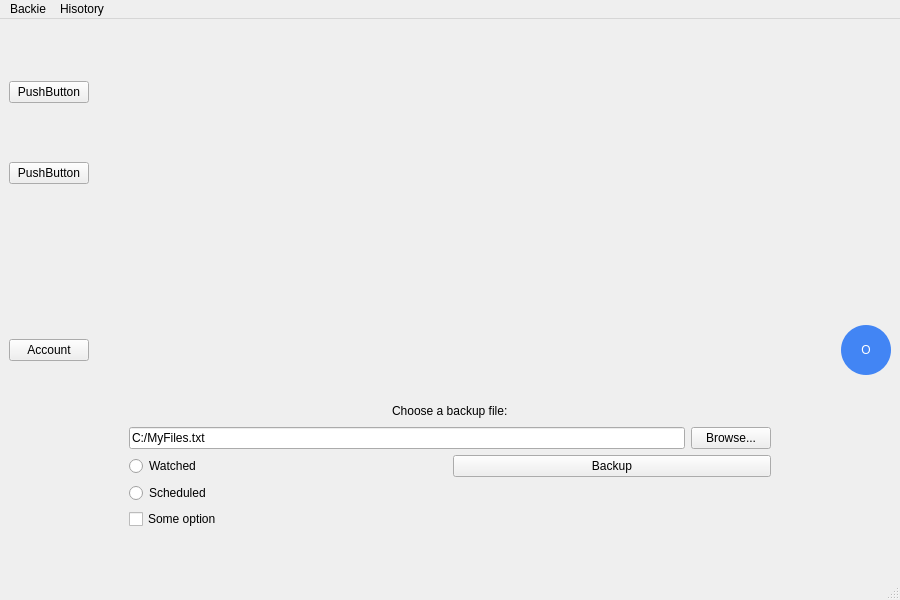
First picture: the form in mainwindow.ui, repository Marchell0o0/Backie, before the edit.
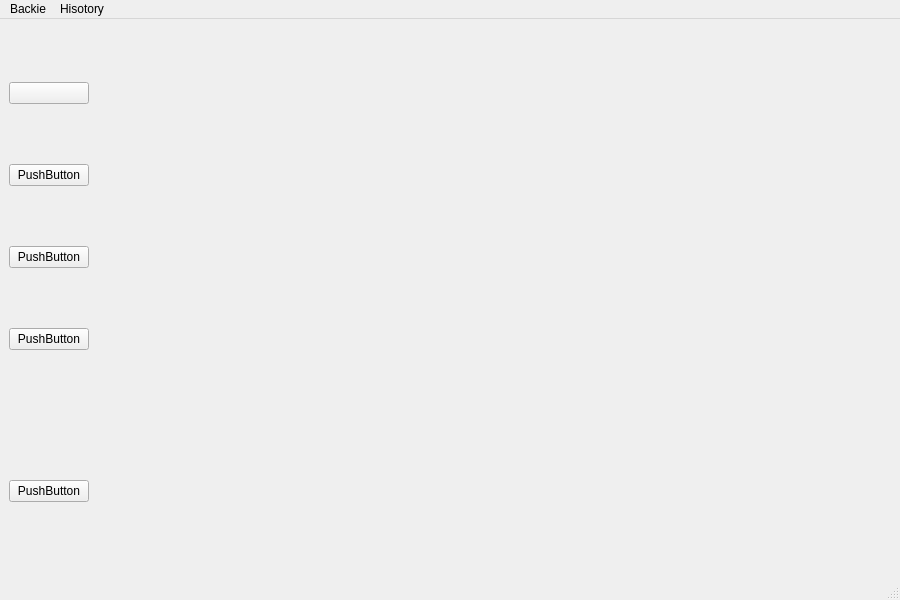
Second picture: the form after the edit. Icons and pictures are not drawn.

Commit message: Deleted backupScreen interface, added 1st button to created sidebar

Diff of the .ui file:
```diff
--- a/mainwindow.ui
+++ b/mainwindow.ui
@@ -27,226 +27,6 @@
     </sizepolicy>
    </property>
    <layout class="QGridLayout" name="gridLayout">
-    <item row="1" column="0">
-     <layout class="QHBoxLayout" name="horizontalLayout_2">
-      <item>
-       <layout class="QVBoxLayout" name="verticalLayout_4">
-        <property name="sizeConstraint">
-         <enum>QLayout::SetDefaultConstraint</enum>
-        </property>
-        <item>
-         <widget class="QPushButton" name="accountB_2">
-          <property name="sizePolicy">
-           <sizepolicy hsizetype="Fixed" vsizetype="Fixed">
-            <horstretch>0</horstretch>
-            <verstretch>0</verstretch>
-           </sizepolicy>
-          </property>
-          <property name="text">
-           <string>Account</string>
-          </property>
-         </widget>
-        </item>
-        <item>
-         <spacer name="horizontalSpacer_2">
-          <property name="orientation">
-           <enum>Qt::Horizontal</enum>
-          </property>
-          <property name="sizeHint" stdset="0">
-           <size>
-            <width>40</width>
-            <height>20</height>
-           </size>
-          </property>
-         </spacer>
-        </item>
-       </layout>
-      </item>
-      <item>
-       <layout class="QGridLayout" name="gridLayout_2">
-        <property name="sizeConstraint">
-         <enum>QLayout::SetFixedSize</enum>
-        </property>
-        <property name="spacing">
-         <number>6</number>
-        </property>
-        <item row="1" column="1">
-         <widget class="QPushButton" name="accountB">
-          <property name="sizePolicy">
-           <sizepolicy hsizetype="Fixed" vsizetype="Fixed">
-            <horstretch>0</horstretch>
-            <verstretch>0</verstretch>
-           </sizepolicy>
-          </property>
-          <property name="styleSheet">
-           <string notr="true">QPushButton {
-    border: none;            /* Remove border */
-    border-radius: 25px;     /* Adjust to half of your button's size to make it circular */
-    background-color: #4285F4; /* Google blue color, you can adjust this */
-    color: white;            /* Font color */
-    min-width: 50px;         /* Adjust based on your desired size */
-    max-width: 50px;         /* Ensure it's the same as min-width */
-    min-height: 50px;        /* Adjust based on your desired size */
-    max-height: 50px;        /* Ensure it's the same as min-height */
-}
-
-QPushButton:hover {
-    background-color: #357ABD; /* Darker blue color for hover effect */
-}
-</string>
-          </property>
-          <property name="text">
-           <string>O</string>
-          </property>
-         </widget>
-        </item>
-        <item row="2" column="1">
-         <spacer name="verticalSpacer">
-          <property name="orientation">
-           <enum>Qt::Vertical</enum>
-          </property>
-          <property name="sizeType">
-           <enum>QSizePolicy::Preferred</enum>
-          </property>
-          <property name="sizeHint" stdset="0">
-           <size>
-            <width>20</width>
-            <height>20</height>
-           </size>
-          </property>
-         </spacer>
-        </item>
-        <item row="1" column="0">
-         <spacer name="horizontalSpacer">
-          <property name="orientation">
-           <enum>Qt::Horizontal</enum>
-          </property>
-          <property name="sizeType">
-           <enum>QSizePolicy::Preferred</enum>
-          </property>
-          <property name="sizeHint" stdset="0">
-           <size>
-            <width>20</width>
-            <height>20</height>
-           </size>
-          </property>
-         </spacer>
-        </item>
-       </layout>
-      </item>
-     </layout>
-    </item>
-    <item row="2" column="0">
-     <layout class="QVBoxLayout" name="verticalLayout">
-      <item>
-       <layout class="QVBoxLayout" name="verticalLayout_5">
-        <item>
-         <layout class="QHBoxLayout" name="horizontalLayout_7">
-          <item>
-           <spacer name="horizontalSpacer_3">
-            <property name="orientation">
-             <enum>Qt::Horizontal</enum>
-            </property>
-            <property name="sizeHint" stdset="0">
-             <size>
-              <width>40</width>
-              <height>20</height>
-             </size>
-            </property>
-           </spacer>
-          </item>
-          <item>
-           <widget class="QLabel" name="chooseFileLabel">
-            <property name="text">
-             <string>Choose a backup file:</string>
-            </property>
-           </widget>
-          </item>
-          <item>
-           <spacer name="horizontalSpacer_4">
-            <property name="orientation">
-             <enum>Qt::Horizontal</enum>
-            </property>
-            <property name="sizeHint" stdset="0">
-             <size>
-              <width>40</width>
-              <height>20</height>
-             </size>
-            </property>
-           </spacer>
-          </item>
-         </layout>
-        </item>
-        <item>
-         <layout class="QHBoxLayout" name="horizontalLayout_5">
-          <item>
-           <spacer name="horizontalSpacer_5">
-            <property name="orientation">
-             <enum>Qt::Horizontal</enum>
-            </property>
-            <property name="sizeType">
-             <enum>QSizePolicy::Fixed</enum>
-            </property>
-            <property name="sizeHint" stdset="0">
-             <size>
-              <width>120</width>
-              <height>20</height>
-             </size>
-            </property>
-           </spacer>
-          </item>
-          <item>
-           <layout class="QHBoxLayout" name="horizontalLayout_9">
-            <item>
-             <widget class="QLineEdit" name="sourceLineEdit">
-              <property name="sizePolicy">
-               <sizepolicy hsizetype="Expanding" vsizetype="Fixed">
-                <horstretch>0</horstretch>
-                <verstretch>0</verstretch>
-               </sizepolicy>
-              </property>
-              <property name="text">
-               <string>C:/MyFiles.txt</string>
-              </property>
-             </widget>
-            </item>
-            <item>
-             <widget class="QPushButton" name="browseSourceB">
-              <property name="sizePolicy">
-               <sizepolicy hsizetype="Fixed" vsizetype="Fixed">
-                <horstretch>0</horstretch>
-                <verstretch>0</verstretch>
-               </sizepolicy>
-              </property>
-              <property name="text">
-               <string>Browse...</string>
-              </property>
-             </widget>
-            </item>
-           </layout>
-          </item>
-          <item>
-           <spacer name="horizontalSpacer_6">
-            <property name="orientation">
-             <enum>Qt::Horizontal</enum>
-            </property>
-            <property name="sizeType">
-             <enum>QSizePolicy::Fixed</enum>
-            </property>
-            <property name="sizeHint" stdset="0">
-             <size>
-              <width>120</width>
-              <height>20</height>
-             </size>
-            </property>
-           </spacer>
-          </item>
-         </layout>
-        </item>
-       </layout>
-      </item>
-     </layout>
-    </item>
     <item row="0" column="0">
      <widget class="QStackedWidget" name="mainStackedWidget">
       <widget class="QWidget" name="page_7">
@@ -256,7 +36,7 @@
           <x>0</x>
           <y>0</y>
           <width>881</width>
-          <height>211</height>
+          <height>531</height>
          </rect>
         </property>
         <widget class="QWidget" name="horizontalLayoutWidget">
@@ -265,14 +45,25 @@
            <x>0</x>
            <y>0</y>
            <width>881</width>
-           <height>211</height>
+           <height>531</height>
           </rect>
          </property>
          <layout class="QHBoxLayout" name="horizontalLayout">
           <item>
            <layout class="QVBoxLayout" name="verticalLayout_2">
             <item>
-             <widget class="QPushButton" name="pushButton_3">
+             <widget class="QPushButton" name="pushButton_2">
+              <property name="text">
+               <string/>
+              </property>
+              <property name="icon">
+               <iconset resource="Resources.qrc">
+                <normaloff>:/icons/sideBar/home.svg</normaloff>:/icons/sideBar/home.svg</iconset>
+              </property>
+             </widget>
+            </item>
+            <item>
+             <widget class="QPushButton" name="pushButton">
               <property name="text">
                <string>PushButton</string>
               </property>
@@ -285,10 +76,46 @@
               </property>
              </widget>
             </item>
+            <item>
+             <widget class="QPushButton" name="pushButton_5">
+              <property name="text">
+               <string>PushButton</string>
+              </property>
+             </widget>
+            </item>
+            <item>
+             <spacer name="verticalSpacer">
+              <property name="orientation">
+               <enum>Qt::Vertical</enum>
+              </property>
+              <property name="sizeType">
+               <enum>QSizePolicy::Fixed</enum>
+              </property>
+              <property name="sizeHint" stdset="0">
+               <size>
+                <width>20</width>
+                <height>70</height>
+               </size>
+              </property>
+             </spacer>
+            </item>
+            <item>
+             <widget class="QPushButton" name="pushButton_3">
+              <property name="text">
+               <string>PushButton</string>
+              </property>
+             </widget>
+            </item>
            </layout>
           </item>
           <item>
            <widget class="QStackedWidget" name="stackedWidget_2">
+            <property name="sizePolicy">
+             <sizepolicy hsizetype="Preferred" vsizetype="Preferred">
+              <horstretch>0</horstretch>
+              <verstretch>0</verstretch>
+             </sizepolicy>
+            </property>
             <widget class="QWidget" name="page_19"/>
             <widget class="QWidget" name="page_20"/>
            </widget>
@@ -300,94 +127,6 @@
       <widget class="QWidget" name="page_8"/>
      </widget>
     </item>
-    <item row="3" column="0">
-     <layout class="QHBoxLayout" name="horizontalLayout_4">
-      <item>
-       <layout class="QHBoxLayout" name="horizontalLayout_10">
-        <item>
-         <spacer name="horizontalSpacer_9">
-          <property name="orientation">
-           <enum>Qt::Horizontal</enum>
-          </property>
-          <property name="sizeType">
-           <enum>QSizePolicy::Fixed</enum>
-          </property>
-          <property name="sizeHint" stdset="0">
-           <size>
-            <width>120</width>
-            <height>20</height>
-           </size>
-          </property>
-         </spacer>
-        </item>
-        <item>
-         <layout class="QGridLayout" name="gridLayout_3">
-          <item row="1" column="0">
-           <widget class="QRadioButton" name="scheduledRadB">
-            <property name="text">
-             <string>Scheduled</string>
-            </property>
-           </widget>
-          </item>
-          <item row="3" column="0">
-           <spacer name="verticalSpacer_2">
-            <property name="orientation">
-             <enum>Qt::Vertical</enum>
-            </property>
-            <property name="sizeType">
-             <enum>QSizePolicy::Fixed</enum>
-            </property>
-            <property name="sizeHint" stdset="0">
-             <size>
-              <width>20</width>
-              <height>40</height>
-             </size>
-            </property>
-           </spacer>
-          </item>
-          <item row="2" column="0">
-           <widget class="QCheckBox" name="someOptionChBox">
-            <property name="text">
-             <string>Some option</string>
-            </property>
-           </widget>
-          </item>
-          <item row="0" column="1">
-           <widget class="QPushButton" name="backupB">
-            <property name="text">
-             <string>Backup</string>
-            </property>
-           </widget>
-          </item>
-          <item row="0" column="0">
-           <widget class="QRadioButton" name="watchedRadB">
-            <property name="text">
-             <string>Watched</string>
-            </property>
-           </widget>
-          </item>
-         </layout>
-        </item>
-        <item>
-         <spacer name="horizontalSpacer_7">
-          <property name="orientation">
-           <enum>Qt::Horizontal</enum>
-          </property>
-          <property name="sizeType">
-           <enum>QSizePolicy::Fixed</enum>
-          </property>
-          <property name="sizeHint" stdset="0">
-           <size>
-            <width>120</width>
-            <height>20</height>
-           </size>
-          </property>
-         </spacer>
-        </item>
-       </layout>
-      </item>
-     </layout>
-    </item>
    </layout>
   </widget>
   <widget class="QMenuBar" name="menubar">
```
Left out of the diff: 4 changed lines with no effect on the pictures. The commit also changes 8 other files.
